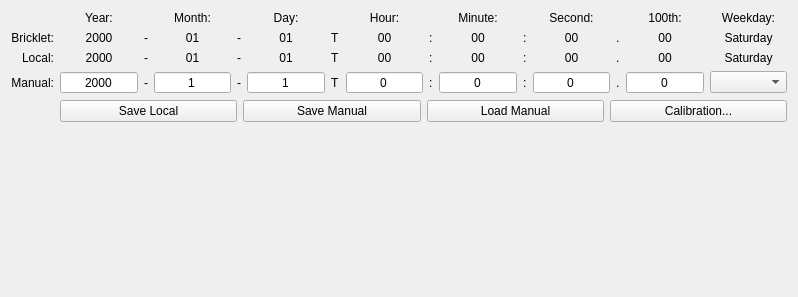
Above: src/brickv/plugin_system/plugins/real_time_clock/ui/real_time_clock.ui from Tinkerforge/brickv before the change. Below: the same form after it.
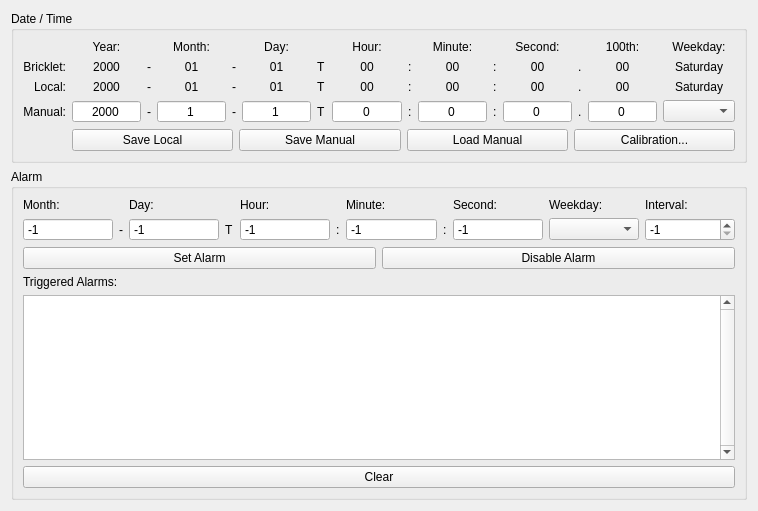
That is the form after the change. Custom widgets are drawn as their Qt base class.

Commit message: rtc: Add alarm function

Patch:
```diff
--- a/src/brickv/plugin_system/plugins/real_time_clock/ui/real_time_clock.ui
+++ b/src/brickv/plugin_system/plugins/real_time_clock/ui/real_time_clock.ui
@@ -6,13 +6,19 @@
    <rect>
     <x>0</x>
     <y>0</y>
-    <width>798</width>
-    <height>297</height>
+    <width>758</width>
+    <height>511</height>
    </rect>
   </property>
   <property name="windowTitle">
    <string>Form</string>
   </property>
+  <layout class="QVBoxLayout" name="verticalLayout_3">
+   <item>
+    <widget class="QGroupBox" name="groupBox">
+     <property name="title">
+      <string>Date / Time</string>
+     </property>
   <layout class="QVBoxLayout" name="verticalLayout">
    <item>
     <layout class="QGridLayout" name="gridLayout_2">
@@ -670,18 +676,260 @@
      </item>
     </layout>
    </item>
+     </layout>
+    </widget>
+   </item>
    <item>
-    <spacer name="verticalSpacer">
-     <property name="orientation">
-      <enum>Qt::Vertical</enum>
+    <widget class="QGroupBox" name="group_alarm">
+     <property name="title">
+      <string>Alarm</string>
      </property>
-     <property name="sizeHint" stdset="0">
-      <size>
-       <width>20</width>
-       <height>137</height>
-      </size>
-     </property>
-    </spacer>
+     <layout class="QVBoxLayout" name="verticalLayout_2">
+      <item>
+       <layout class="QGridLayout" name="gridLayout">
+        <item row="0" column="0">
+         <widget class="QLabel" name="label">
+          <property name="text">
+           <string>Month:</string>
+          </property>
+         </widget>
+        </item>
+        <item row="0" column="2">
+         <widget class="QLabel" name="label_22">
+          <property name="text">
+           <string>Day:</string>
+          </property>
+         </widget>
+        </item>
+        <item row="1" column="0">
+         <widget class="QSpinBox" name="spin_alarm_month">
+          <property name="buttonSymbols">
+           <enum>QAbstractSpinBox::NoButtons</enum>
+          </property>
+          <property name="minimum">
+           <number>-1</number>
+          </property>
+          <property name="maximum">
+           <number>12</number>
+          </property>
+          <property name="value">
+           <number>-1</number>
+          </property>
+         </widget>
+        </item>
+        <item row="1" column="2">
+         <widget class="QSpinBox" name="spin_alarm_day">
+          <property name="buttonSymbols">
+           <enum>QAbstractSpinBox::NoButtons</enum>
+          </property>
+          <property name="minimum">
+           <number>-1</number>
+          </property>
+          <property name="maximum">
+           <number>31</number>
+          </property>
+          <property name="value">
+           <number>-1</number>
+          </property>
+         </widget>
+        </item>
+        <item row="1" column="4">
+         <widget class="QSpinBox" name="spin_alarm_hour">
+          <property name="buttonSymbols">
+           <enum>QAbstractSpinBox::NoButtons</enum>
+          </property>
+          <property name="minimum">
+           <number>-1</number>
+          </property>
+          <property name="maximum">
+           <number>23</number>
+          </property>
+          <property name="value">
+           <number>-1</number>
+          </property>
+         </widget>
+        </item>
+        <item row="1" column="6">
+         <widget class="QSpinBox" name="spin_alarm_minute">
+          <property name="buttonSymbols">
+           <enum>QAbstractSpinBox::NoButtons</enum>
+          </property>
+          <property name="minimum">
+           <number>-1</number>
+          </property>
+          <property name="maximum">
+           <number>59</number>
+          </property>
+          <property name="value">
+           <number>-1</number>
+          </property>
+         </widget>
+        </item>
+        <item row="1" column="8">
+         <widget class="QSpinBox" name="spin_alarm_second">
+          <property name="buttonSymbols">
+           <enum>QAbstractSpinBox::NoButtons</enum>
+          </property>
+          <property name="minimum">
+           <number>-1</number>
+          </property>
+          <property name="maximum">
+           <number>59</number>
+          </property>
+          <property name="value">
+           <number>-1</number>
+          </property>
+         </widget>
+        </item>
+        <item row="1" column="10">
+         <widget class="QSpinBox" name="spin_alarm_interval">
+          <property name="minimum">
+           <number>-1</number>
+          </property>
+          <property name="maximum">
+           <number>2147483647</number>
+          </property>
+          <property name="value">
+           <number>-1</number>
+          </property>
+         </widget>
+        </item>
+        <item row="1" column="9">
+         <widget class="QComboBox" name="combo_alarm_weekday"/>
+        </item>
+        <item row="0" column="4">
+         <widget class="QLabel" name="label_9">
+          <property name="text">
+           <string>Hour:</string>
+          </property>
+         </widget>
+        </item>
+        <item row="0" column="6">
+         <widget class="QLabel" name="label_23">
+          <property name="text">
+           <string>Minute:</string>
+          </property>
+         </widget>
+        </item>
+        <item row="0" column="8">
+         <widget class="QLabel" name="label_24">
+          <property name="text">
+           <string>Second:</string>
+          </property>
+         </widget>
+        </item>
+        <item row="0" column="9">
+         <widget class="QLabel" name="label_25">
+          <property name="text">
+           <string>Weekday:</string>
+          </property>
+         </widget>
+        </item>
+        <item row="0" column="10">
+         <widget class="QLabel" name="label_26">
+          <property name="text">
+           <string>Interval:</string>
+          </property>
+         </widget>
+        </item>
+        <item row="1" column="1">
+         <widget class="QLabel" name="label_27">
+          <property name="sizePolicy">
+           <sizepolicy hsizetype="Fixed" vsizetype="Preferred">
+            <horstretch>0</horstretch>
+            <verstretch>0</verstretch>
+           </sizepolicy>
+          </property>
+          <property name="text">
+           <string>-</string>
+          </property>
+         </widget>
+        </item>
+        <item row="1" column="3">
+         <widget class="QLabel" name="label_35">
+          <property name="sizePolicy">
+           <sizepolicy hsizetype="Fixed" vsizetype="Preferred">
+            <horstretch>0</horstretch>
+            <verstretch>0</verstretch>
+           </sizepolicy>
+          </property>
+          <property name="text">
+           <string>T</string>
+          </property>
+         </widget>
+        </item>
+        <item row="1" column="5">
+         <widget class="QLabel" name="label_36">
+          <property name="sizePolicy">
+           <sizepolicy hsizetype="Fixed" vsizetype="Preferred">
+            <horstretch>0</horstretch>
+            <verstretch>0</verstretch>
+           </sizepolicy>
+          </property>
+          <property name="text">
+           <string>:</string>
+          </property>
+         </widget>
+        </item>
+        <item row="1" column="7">
+         <widget class="QLabel" name="label_37">
+          <property name="sizePolicy">
+           <sizepolicy hsizetype="Fixed" vsizetype="Preferred">
+            <horstretch>0</horstretch>
+            <verstretch>0</verstretch>
+           </sizepolicy>
+          </property>
+          <property name="text">
+           <string>:</string>
+          </property>
+         </widget>
+        </item>
+       </layout>
+      </item>
+      <item>
+       <layout class="QHBoxLayout" name="horizontalLayout">
+        <item>
+         <widget class="QPushButton" name="button_set_alarm">
+          <property name="text">
+           <string>Set Alarm</string>
+          </property>
+         </widget>
+        </item>
+        <item>
+         <widget class="QPushButton" name="button_disable_alarm">
+          <property name="text">
+           <string>Disable Alarm</string>
+          </property>
+         </widget>
+        </item>
+       </layout>
+      </item>
+      <item>
+       <widget class="QLabel" name="label_38">
+        <property name="text">
+         <string>Triggered Alarms:</string>
+        </property>
+       </widget>
+      </item>
+      <item>
+       <widget class="QListWidget" name="list_alarms">
+        <property name="verticalScrollBarPolicy">
+         <enum>Qt::ScrollBarAlwaysOn</enum>
+        </property>
+        <property name="editTriggers">
+         <set>QAbstractItemView::NoEditTriggers</set>
+        </property>
+       </widget>
+      </item>
+      <item>
+       <widget class="QPushButton" name="button_clear_alarms">
+        <property name="text">
+         <string>Clear</string>
+        </property>
+       </widget>
+      </item>
+     </layout>
+    </widget>
    </item>
   </layout>
  </widget>
```
Lines whose indentation alone changed are shown as unchanged. The commit also changes 2 other files.
